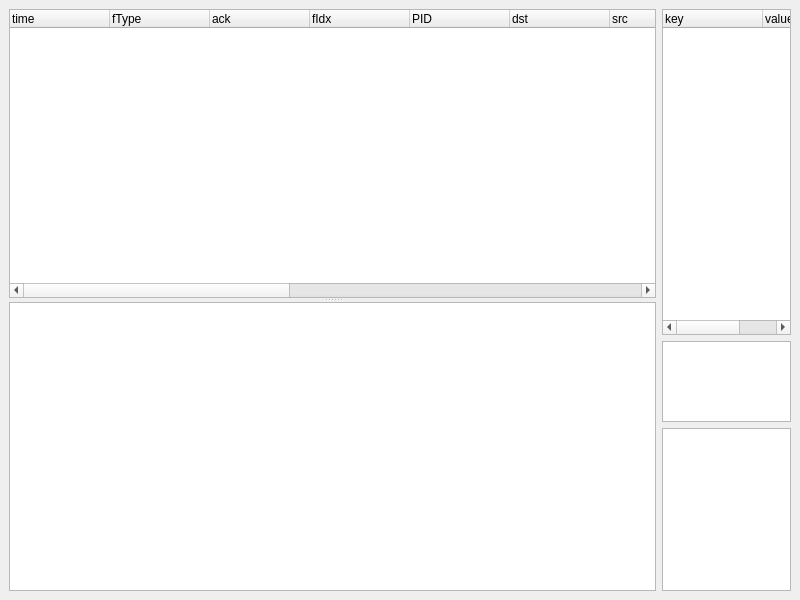
First picture: the form in mainwindow.ui, repository zaazbb/YM001NetworkAnalyzer, before the edit.
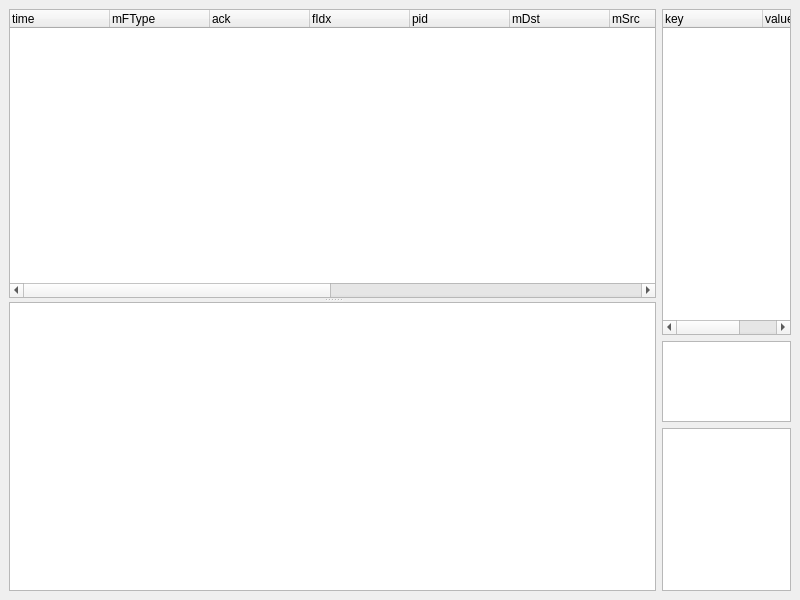
Second picture: the form after the edit.

Patch:
```diff
--- a/mainwindow.ui
+++ b/mainwindow.ui
@@ -37,7 +37,7 @@
        </column>
        <column>
         <property name="text">
-         <string>fType</string>
+         <string>mFType</string>
         </property>
        </column>
        <column>
@@ -52,32 +52,27 @@
        </column>
        <column>
         <property name="text">
-         <string>PID</string>
+         <string>pid</string>
         </property>
        </column>
        <column>
         <property name="text">
-         <string>dst</string>
+         <string>mDst</string>
         </property>
        </column>
        <column>
         <property name="text">
-         <string>src</string>
+         <string>mSrc</string>
         </property>
        </column>
        <column>
         <property name="text">
-         <string>fType</string>
+         <string>nDst</string>
         </property>
        </column>
        <column>
         <property name="text">
-         <string>dst</string>
-        </property>
-       </column>
-       <column>
-        <property name="text">
-         <string>src</string>
+         <string>nSrc</string>
         </property>
        </column>
        <column>
@@ -87,7 +82,7 @@
        </column>
        <column>
         <property name="text">
-         <string>R</string>
+         <string>r</string>
         </property>
        </column>
        <column>
@@ -97,12 +92,7 @@
        </column>
        <column>
         <property name="text">
-         <string>fType</string>
-        </property>
-       </column>
-       <column>
-        <property name="text">
-         <string>DUI</string>
+         <string>aDUI</string>
         </property>
        </column>
       </widget>
```
